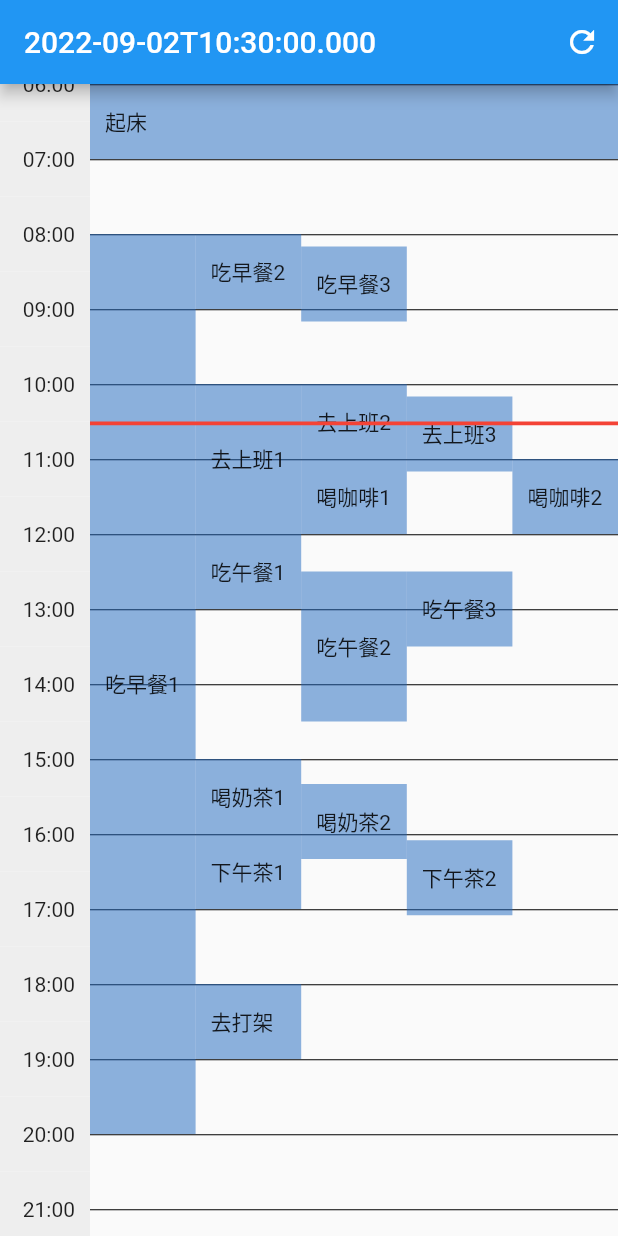
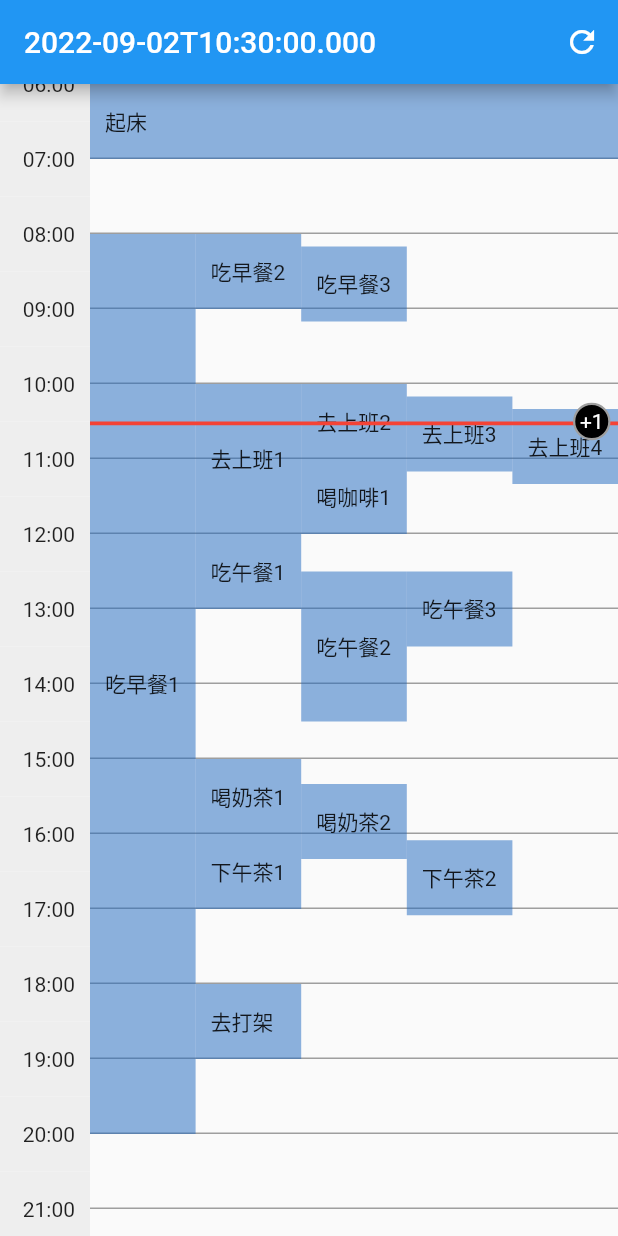
Before and after one commit to YangJ0720/flutter_app_shard, a Flutter app: the screen it shows after launch, on a phone screen of 412 x 824 dp. Run offline on Flutter 3.47's test engine with Material 2 defaults, Android fonts, the phone set to English and light mode, and no system bars.

Commit message:
优化同一时刻事件数量超过5条显示更多

```diff
--- a/analysis_options.yaml
+++ b/analysis_options.yaml
@@ -22,6 +22,7 @@ linter:
   # `// ignore_for_file: name_of_lint` syntax on the line or in the file
   # producing the lint.
   rules:
+    constant_identifier_names: false
     # avoid_print: false  # Uncomment to disable the `avoid_print` rule
     # prefer_single_quotes: true  # Uncomment to enable the `prefer_single_quotes` rule
 
--- a/lib/home.dart
+++ b/lib/home.dart
@@ -55,8 +55,9 @@ class _HomeState extends State<Home> {
       ));
       adapter.add(ScaleWrap('去上班2', DateTime(2022, 8, 30, 10), null));
       adapter.add(ScaleWrap('去上班3', DateTime(2022, 8, 30, 10, 10), null));
-      // adapter.add(ScaleWrap('去上班4', DateTime(2022, 8, 30, 10, 20), null));
-      // //
+      adapter.add(ScaleWrap('去上班4', DateTime(2022, 8, 30, 10, 20), null));
+      adapter.add(ScaleWrap('去上班5', DateTime(2022, 8, 30, 10, 30), null));
+      //
       adapter.add(ScaleWrap('喝咖啡1', DateTime(2022, 8, 30, 11), null));
       adapter.add(ScaleWrap('喝咖啡2', DateTime(2022, 8, 30, 11), null));
       // adapter.add(ScaleWrap('喝咖啡3', DateTime(2022, 8, 30, 11, 30), null));
--- a/lib/scale/adapter/scale_adapter.dart
+++ b/lib/scale/adapter/scale_adapter.dart
@@ -3,6 +3,7 @@ import 'dart:collection';
 import 'package:shard/scale/wrap/scale_wrap.dart';
 
 class ScaleAdapter {
+  static const int VISIBLE_COUNT = 5;
   final double itemHeight;
   final List<ScaleWrap> _list = [];
   final LinkedHashMap<int, List<ScaleWrap?>> _hashMap = LinkedHashMap();
@@ -11,7 +12,6 @@ class ScaleAdapter {
 
   void add(ScaleWrap scaleWrap) {
     DateTime sdt = scaleWrap.getSdt;
-    // DateTime edt = scaleWrap.getEdt;
     //
     var hour = sdt.hour;
     var prevKey = hour - 1;
@@ -81,6 +81,9 @@ class ScaleAdapter {
           _hashMap[key] = [value];
         } else {
           list.add(value);
+          if (VISIBLE_COUNT < list.length) {
+            value.isVisible = false;
+          }
         }
       }
     } else {
@@ -89,8 +92,17 @@ class ScaleAdapter {
         _hashMap[key] = [value];
       } else {
         list.add(value);
+        if (VISIBLE_COUNT < list.length) {
+          value.isVisible = false;
+        }
       }
     }
+  }
+
+  int length(int key) {
+    List<ScaleWrap?>? list = _hashMap[key];
+    if (list == null) return 0;
+    return list.where((element) => element != null).length;
   }
 
   int checked(DateTime sdt, DateTime edt) {
@@ -113,7 +125,7 @@ class ScaleAdapter {
     int max = 1;
     var values = _hashMap.values;
     for (var element in values) {
-      var length = element.length;
+      var length = element.where((element) => element?.isVisible == true).length;
       if (max < length) {
         max = length;
       }
@@ -121,7 +133,9 @@ class ScaleAdapter {
     return max;
   }
 
-  List<ScaleWrap> toList() => _list;
+  List<ScaleWrap> toList() {
+    return _list.where((element) => element.isVisible).toList();
+  }
 
   LinkedHashMap<int, List<ScaleWrap?>> toMap() => _hashMap;
 }
--- a/lib/scale/view/scale_event_view.dart
+++ b/lib/scale/view/scale_event_view.dart
@@ -14,11 +14,21 @@ class ScaleEventView extends StatelessWidget {
       : super(key: key);
 
   List<Widget> _createDivider() {
-    return List.generate(24, (index) {
+    return List.generate(25, (index) {
       return Positioned(
-        child: const Divider(color: Colors.black, height: 1),
+        child: InkWell(
+          child: Container(
+            decoration: const BoxDecoration(
+              border: Border(bottom: BorderSide(color: Colors.grey, width: 1)),
+            ),
+            height: itemHeight,
+          ),
+          onTap: () {
+            debugPrint('index = $index');
+          },
+        ),
         left: 0,
-        top: itemHeight * index + itemHeight / 2,
+        top: itemHeight * index,
         right: 0,
       );
     });
@@ -41,7 +51,7 @@ class ScaleEventView extends StatelessWidget {
       var g = random.nextInt(256);
       var b = random.nextInt(256);
       double opacity = 0.5;
-      //
+      // 事件
       list.add(Positioned(
         child: InkWell(
           child: Container(
@@ -58,7 +68,7 @@ class ScaleEventView extends StatelessWidget {
           },
         ),
         left: width / max * index,
-        top: itemHeight / 2 + (h + m / 60) * itemHeight,
+        top: itemHeight / 2 + (h + m / 60) * itemHeight + itemHeight / 2,
       ));
     });
     return list;
@@ -71,9 +81,42 @@ class ScaleEventView extends StatelessWidget {
     return Positioned(
       child: Container(color: Colors.red, height: 2.5),
       left: 0,
-      top: itemHeight / 2 + (h + m / 60) * itemHeight,
+      top: itemHeight / 2 + (h + m / 60) * itemHeight + itemHeight / 2,
       right: 0,
     );
+  }
+
+  List<Widget> _createMore() {
+    List<Widget> list = [];
+    for (int i = 0; i < 24; i++) {
+      int length = adapter.length(i);
+      if (ScaleAdapter.VISIBLE_COUNT < length) {
+        list.add(
+          Positioned(
+            child: InkWell(
+              child: Container(
+                alignment: Alignment.center,
+                child: Text(
+                  '+${length - ScaleAdapter.VISIBLE_COUNT}',
+                  style: const TextStyle(color: Colors.white),
+                ),
+                decoration: BoxDecoration(
+                  color: Colors.black,
+                  border: Border.all(color: Colors.grey, width: 1.5),
+                  borderRadius: BorderRadius.circular(50),
+                ),
+                width: itemHeight / 2,
+                height: itemHeight / 2,
+              ),
+              onTap: () {},
+            ),
+            top: itemHeight / 2 + i * itemHeight + itemHeight / 2 + itemHeight / 4,
+            right: 5,
+          ),
+        );
+      }
+    }
+    return list;
   }
 
   List<Widget> _createListView(BuildContext context, double width) {
@@ -81,6 +124,7 @@ class ScaleEventView extends StatelessWidget {
     list.addAll(_createDivider());
     list.addAll(_createEvent(context, width));
     list.add(_createCurrentDateTime());
+    list.addAll(_createMore());
     return list;
   }
 
@@ -96,7 +140,7 @@ class ScaleEventView extends StatelessWidget {
     return SizedBox(
       child: Stack(children: _createListView(context, width)),
       width: double.infinity,
-      height: itemHeight * 24,
+      height: itemHeight * 24 + itemHeight,
     );
   }
 }
--- a/lib/scale/wrap/scale_wrap.dart
+++ b/lib/scale/wrap/scale_wrap.dart
@@ -3,8 +3,9 @@ class ScaleWrap {
   DateTime sdt;
   DateTime? edt;
   int index;
+  bool isVisible;
 
-  ScaleWrap(this.title, this.sdt, this.edt, {this.index = 0});
+  ScaleWrap(this.title, this.sdt, this.edt, {this.index = 0, this.isVisible = true});
 
   DateTime get getSdt => sdt;
 
@@ -18,6 +19,6 @@ class ScaleWrap {
 
   @override
   String toString() {
-    return 'ScaleWrap{title: $title, sdt: $sdt, edt: $edt, index: $index}';
+    return 'ScaleWrap{title: $title, sdt: $sdt, edt: $edt, index: $index, isVisible: $isVisible}';
   }
 }
```
